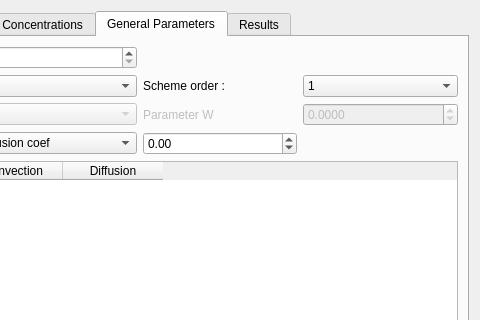
First picture: the form in ui/ui_water_quality.ui, repository Artelia/Mascaret, before the edit; both pictures show x 260 to 740 and y 0 to 320 of the 740 by 608 pixel window.
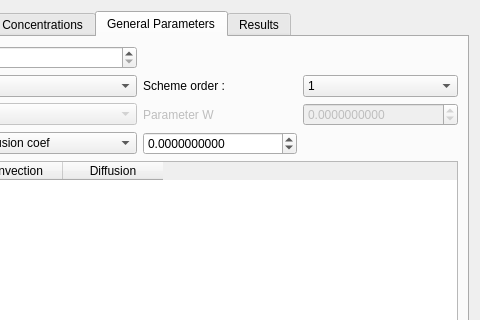
Second picture: the form after the edit. The open tabs and pages were chosen to show the change.

Patch:
```diff
--- a/ui/ui_water_quality.ui
+++ b/ui/ui_water_quality.ui
@@ -668,7 +668,7 @@
               <bool>false</bool>
              </property>
              <property name="decimals">
-              <number>4</number>
+              <number>10</number>
              </property>
              <property name="minimum">
               <double>-1000000000.000000000000000</double>
@@ -696,6 +696,9 @@
              <property name="enabled">
               <bool>true</bool>
              </property>
+             <property name="decimals">
+              <number>10</number>
+             </property>
              <property name="minimum">
               <double>-1000000000.000000000000000</double>
              </property>
```
Left out of the diff: 3 changed lines with no effect on the pictures.
